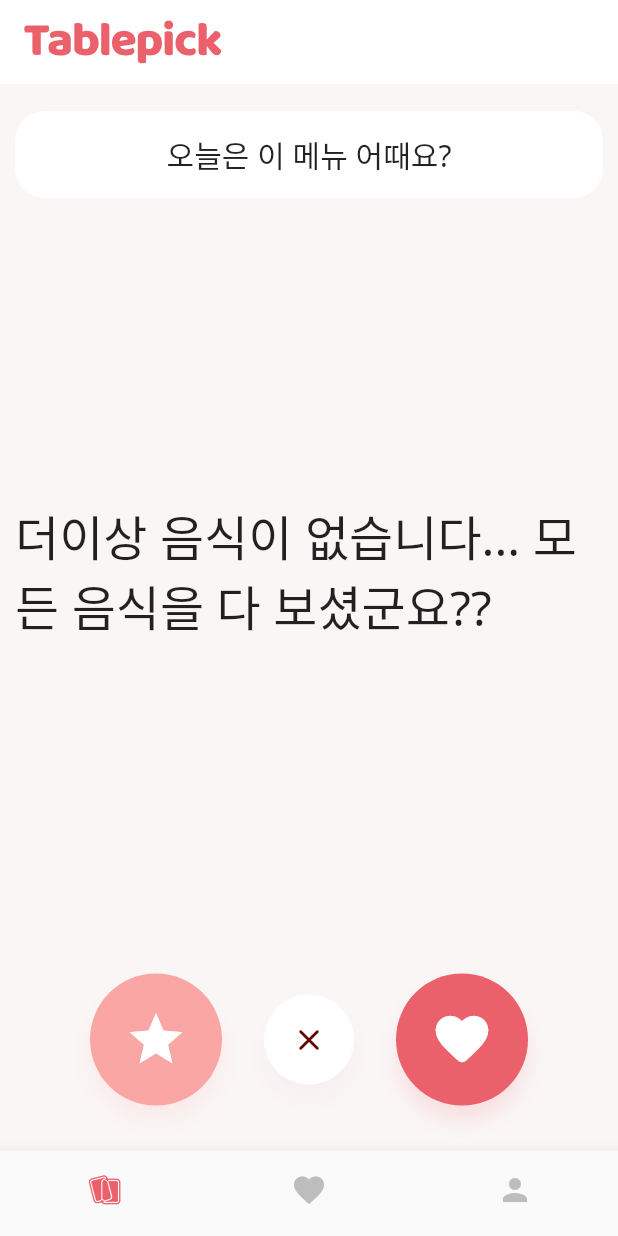
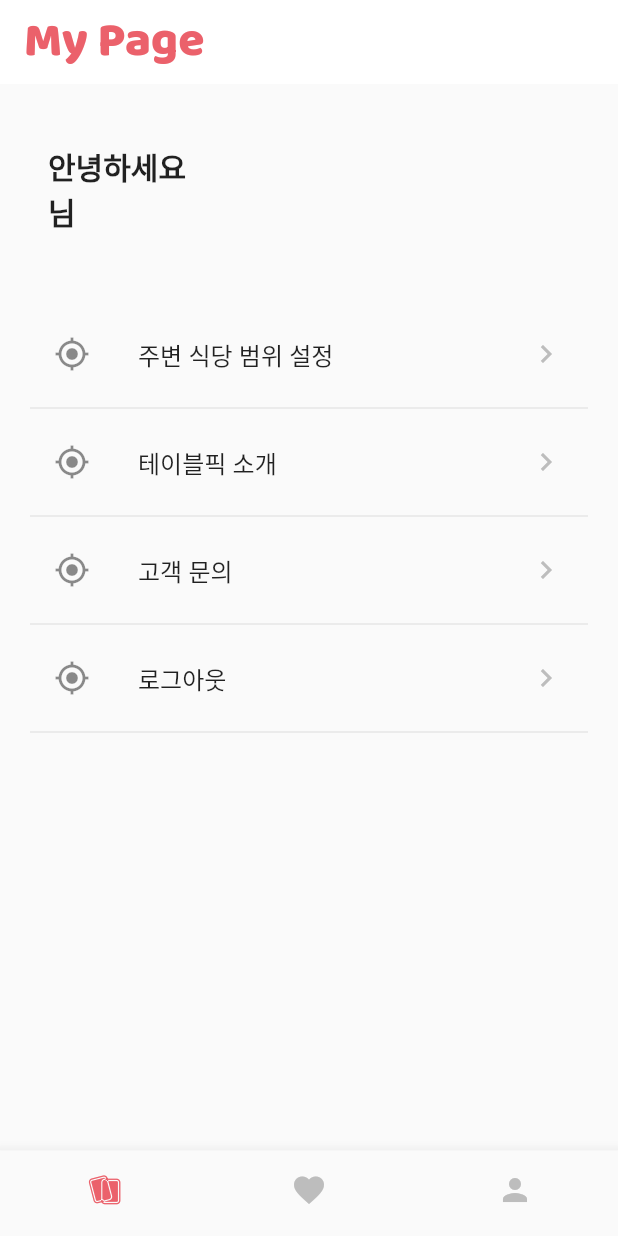
Before and after one commit to masterOfRandom/EatHub_flutter, a Flutter app: the screen it shows once a user with an empty profile is signed in, on a phone screen of 412 x 824 dp. Run offline on Flutter 3.47's test engine with Material 2 defaults, Android fonts, the phone set to English and light mode, and no system bars; our stand-ins replace cached_network_image, cloud_firestore, email_validator, firebase_auth, firebase_core, flutter_svg and 3 more; accounts and stored records are empty.

Commit message:
[added] 마이페이지 추가.
- 로그아웃 추가

```diff
--- a/lib/getx/getx_controller.dart
+++ b/lib/getx/getx_controller.dart
@@ -181,7 +181,6 @@ class GController extends GetxController {
     FirestoreMethods().addCheckedFood(checkedFood);
     SharedPreferencesMethods().setCheckedFoods(checkedFoods);
     foods.removeLast();
-    print(foods.length);
     resetPosition();
     if (foods.length == 2) {
       addFoods();
--- a/lib/models/checked_food.dart
+++ b/lib/models/checked_food.dart
@@ -23,7 +23,6 @@ class CheckedFood {
     CardStatus.values.forEach((e) {
       if (e.toString().split('.')[1] == data['status']) {
         status = e;
-        print(e);
         return;
       }
     });
--- a/lib/screens/layout_screens/mobile_layout_screen.dart
+++ b/lib/screens/layout_screens/mobile_layout_screen.dart
@@ -38,9 +38,7 @@ class _MobileLayoutScreenState extends State<MobileLayoutScreen> {
 
   @override
   Widget build(BuildContext context) {
-    return isLoading
-        ? CircularProgressIndicator()
-        : Scaffold(
+    return Scaffold(
       backgroundColor: backgroundWhiteColor,
       bottomNavigationBar: BottomNavigationBar(
         onTap: ((value) {
@@ -71,7 +69,9 @@ class _MobileLayoutScreenState extends State<MobileLayoutScreen> {
           ),
         ],
       ),
-            body: homeScreenItems[selectedIndex],
+      body: isLoading
+          ? const Center(child: CircularProgressIndicator())
+          : homeScreenItems[selectedIndex],
     );
   }
 }
--- /dev/null
+++ b/lib/screens/my_page_screens/my_page_screen.dart
@@ -0,0 +1,53 @@
+import 'package:eathub/getx/getx_controller.dart';
+import 'package:eathub/utils/colors.dart';
+import 'package:eathub/utils/global_var.dart';
+import 'package:eathub/widgets/my_page/logout_button.dart';
+import 'package:eathub/widgets/my_page/my_page_list.dart';
+import 'package:eathub/widgets/my_page/say_hello_text.dart';
+import 'package:flutter/material.dart';
+import 'package:get/get.dart';
+
+class MyPageScreen extends StatefulWidget {
+  const MyPageScreen({Key? key}) : super(key: key);
+
+  @override
+  State<MyPageScreen> createState() => _MyPageScreenState();
+}
+
+class _MyPageScreenState extends State<MyPageScreen>
+    with SingleTickerProviderStateMixin {
+  final controller = Get.put(GController());
+  final userController = Get.put(UserController());
+
+  @override
+  void initState() {
+    super.initState();
+  }
+
+  @override
+  Widget build(BuildContext context) {
+    return Scaffold(
+      appBar: AppBar(
+        backgroundColor: backgroundWhiteColor,
+        title: const Text(
+          'My Page',
+          style: mainTitleTextStyle,
+        ),
+        elevation: 0,
+      ),
+      body: Container(
+        padding: EdgeInsets.all(20),
+        child: Column(
+          mainAxisAlignment: MainAxisAlignment.start,
+          crossAxisAlignment: CrossAxisAlignment.start,
+          children: [
+            SizedBox(height: 20),
+            SayHelloText(name: userController.user.value.name!),
+            const SizedBox(height: 52),
+            const MyPageList(),
+          ],
+        ),
+      ),
+    );
+  }
+}
--- a/lib/screens/mypick_screens.dart/my_pick_screen.dart
+++ b/lib/screens/mypick_screens.dart/my_pick_screen.dart
@@ -42,7 +42,10 @@ class _MyPickScreenState extends State<MyPickScreen>
       child: Scaffold(
         appBar: AppBar(
           backgroundColor: backgroundWhiteColor,
-          title: SvgPicture.asset('assets/images/my_pick_logo.svg'),
+          title: const Text(
+            'My Pick',
+            style: mainTitleTextStyle,
+          ),
           elevation: 0,
         ),
         body: Scaffold(
--- a/lib/screens/select_card_screen/select_card_screen.dart
+++ b/lib/screens/select_card_screen/select_card_screen.dart
@@ -58,7 +58,10 @@ class _SelectCardScreenState extends State<SelectCardScreen> {
       backgroundColor: backgroundLightPinkColor,
       appBar: AppBar(
         backgroundColor: backgroundWhiteColor,
-        title: SvgPicture.asset('assets/images/table_pick_logo.svg'),
+        title: const Text(
+          'Tablepick',
+          style: mainTitleTextStyle,
+        ),
         elevation: 0,
       ),
       body: SafeArea(
@@ -66,16 +69,16 @@ class _SelectCardScreenState extends State<SelectCardScreen> {
           padding: EdgeInsets.all(10),
           child: Column(
             children: [
-              SizedBox(height: 8),
-              RecommandText(text: '오늘은 이 메뉴 어때요?'),
-              SizedBox(height: 16),
+              const SizedBox(height: 8),
+              const RecommandText(text: '오늘은 이 메뉴 어때요?'),
+              const SizedBox(height: 16),
               Expanded(
                 child: Container(
                   alignment: Alignment.center,
                   child: buildCards(),
                 ),
               ),
-              SizedBox(height: 36),
+              const SizedBox(height: 36),
               Row(
                 mainAxisAlignment: MainAxisAlignment.center,
                 children: [
--- a/lib/utils/global_var.dart
+++ b/lib/utils/global_var.dart
@@ -3,8 +3,10 @@ import 'package:cloud_firestore/cloud_firestore.dart';
 import 'package:eathub/getx/getx_controller.dart';
 import 'package:eathub/resources/auth_methods.dart';
 import 'package:eathub/resources/shared_preference_methods.dart';
+import 'package:eathub/screens/my_page_screens/my_page_screen.dart';
 import 'package:eathub/screens/mypick_screens.dart/my_pick_screen.dart';
 import 'package:eathub/screens/select_card_screen/select_card_screen.dart';
+import 'package:eathub/utils/colors.dart';
 import 'package:firebase_auth/firebase_auth.dart';
 import 'package:flutter/material.dart';
 import 'package:get/get.dart';
@@ -16,22 +18,13 @@ const defaultFoodImageUrl =
 enum CardStatus { like, yet, nope, nothing }
 
 const cardReturnMillisecond = 400;
-
+const mainTitleTextStyle = TextStyle(
+    fontFamily: 'Baloo2',
+    fontWeight: FontWeight.w900,
+    color: primaryRedColor,
+    fontSize: 32);
 List<Widget> homeScreenItems = [
+  const MyPageScreen(),
   const SelectCardScreen(),
   const MyPickScreen(),
-  Column(
-    mainAxisAlignment: MainAxisAlignment.center,
-    children: [
-      ElevatedButton(
-        onPressed: () {
-          final controller = Get.put(GController());
-          controller.removeCheckedFoods();
-          controller.removeFoods();
-          AuthMethods().logOut();
-        },
-        child: Text('Log out'),
-      ),
-    ],
-  ),
 ];
--- /dev/null
+++ b/lib/widgets/my_page/my_page_list.dart
@@ -0,0 +1,69 @@
+import 'package:eathub/getx/getx_controller.dart';
+import 'package:eathub/resources/auth_methods.dart';
+import 'package:eathub/utils/colors.dart';
+import 'package:eathub/widgets/my_page/logout_dialog.dart';
+import 'package:eathub/widgets/my_page/set_range_dialog.dart';
+import 'package:flutter/cupertino.dart';
+import 'package:flutter/material.dart';
+import 'package:get/get.dart';
+
+class MyPageList extends StatefulWidget {
+  const MyPageList({Key? key}) : super(key: key);
+
+  @override
+  State<MyPageList> createState() => _SettingListState();
+}
+
+class _SettingListState extends State<MyPageList> {
+  Widget _myPageTile({
+    required IconData lead,
+    required String text,
+    required VoidCallback callback,
+  }) {
+    return ListTile(
+      leading: Icon(lead),
+      title: Text(text),
+      trailing: Icon(
+        Icons.chevron_right,
+        color: grayScaleGray4,
+      ),
+      onTap: callback,
+    );
+  }
+
+  @override
+  Widget build(BuildContext context) {
+    return Column(
+      children: [
+        _myPageTile(
+            lead: Icons.gps_fixed,
+            text: '주변 식당 범위 설정',
+            callback: () {
+              showCupertinoDialog(
+                  barrierDismissible: true,
+                  context: context,
+                  builder: (_) {
+                    return const SetRangeDialog();
+                  });
+            }),
+        Divider(),
+        _myPageTile(lead: Icons.gps_fixed, text: '테이블픽 소개', callback: () {}),
+        Divider(),
+        _myPageTile(lead: Icons.gps_fixed, text: '고객 문의', callback: () {}),
+        Divider(),
+        _myPageTile(
+            lead: Icons.gps_fixed,
+            text: '로그아웃',
+            callback: () {
+              showCupertinoDialog(
+                  barrierDismissible: true,
+                  context: context,
+                  builder: (_) {
+                    return const LogoutDialog();
+                  });
+            }),
+        Divider(),
+      ],
+    );
+  }
+}
--- /dev/null
+++ b/lib/widgets/my_page/say_hello_text.dart
@@ -0,0 +1,20 @@
+import 'package:flutter/material.dart';
+
+class SayHelloText extends StatelessWidget {
+  final String name;
+  const SayHelloText({Key? key, required this.name}) : super(key: key);
+
+  @override
+  Widget build(BuildContext context) {
+    return Container(
+      padding: const EdgeInsets.only(left: 12),
+      child: Text(
+        '안녕하세요\n$name님',
+        style: const TextStyle(
+          fontSize: 20,
+          fontWeight: FontWeight.w700,
+        ),
+      ),
+    );
+  }
+}
```
Also changed, not shown: lib/widgets/my_page/logout_button.dart (added, +20 -0 lines), lib/widgets/my_page/logout_dialog.dart (added, +38 -0 lines), lib/widgets/my_page/set_range_dialog.dart (added, +38 -0 lines), assets/fonts/Baloo2/Baloo2-Bold.ttf (deleted), assets/fonts/Baloo2/Baloo2-ExtraBold.ttf (deleted), assets/fonts/Baloo2/Baloo2-Medium.ttf (deleted), assets/fonts/Baloo2/Baloo2-Regular.ttf (deleted), assets/fonts/Baloo2/Baloo2-SemiBold.ttf (deleted). Lines whose indentation alone changed are shown as unchanged.
